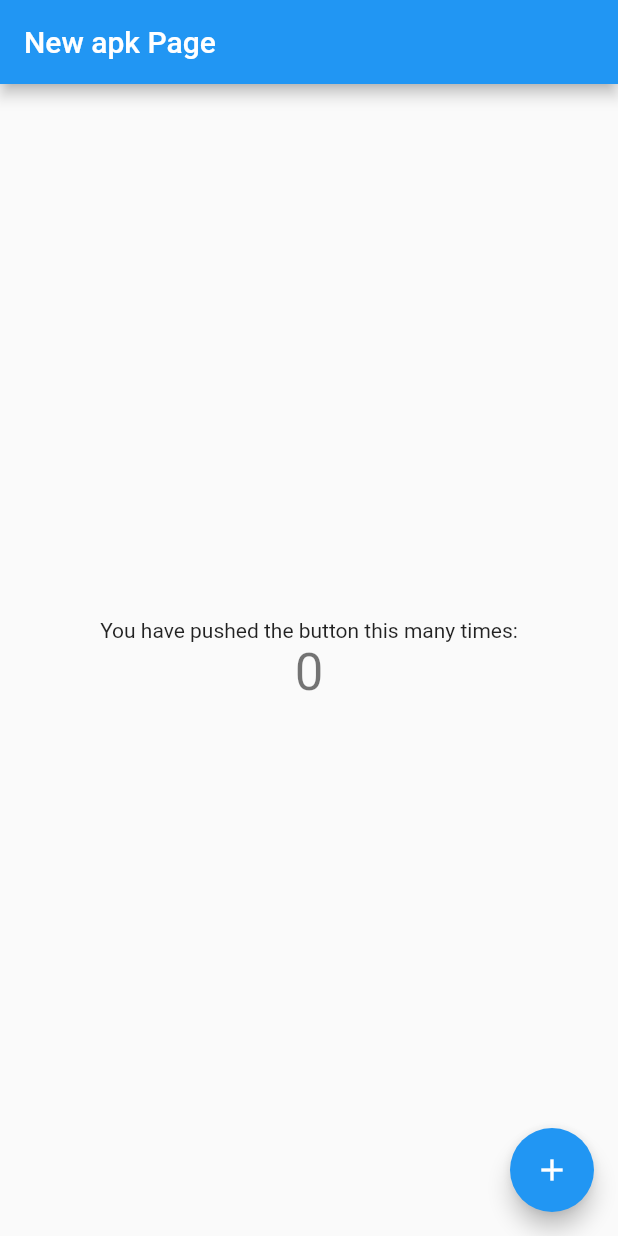
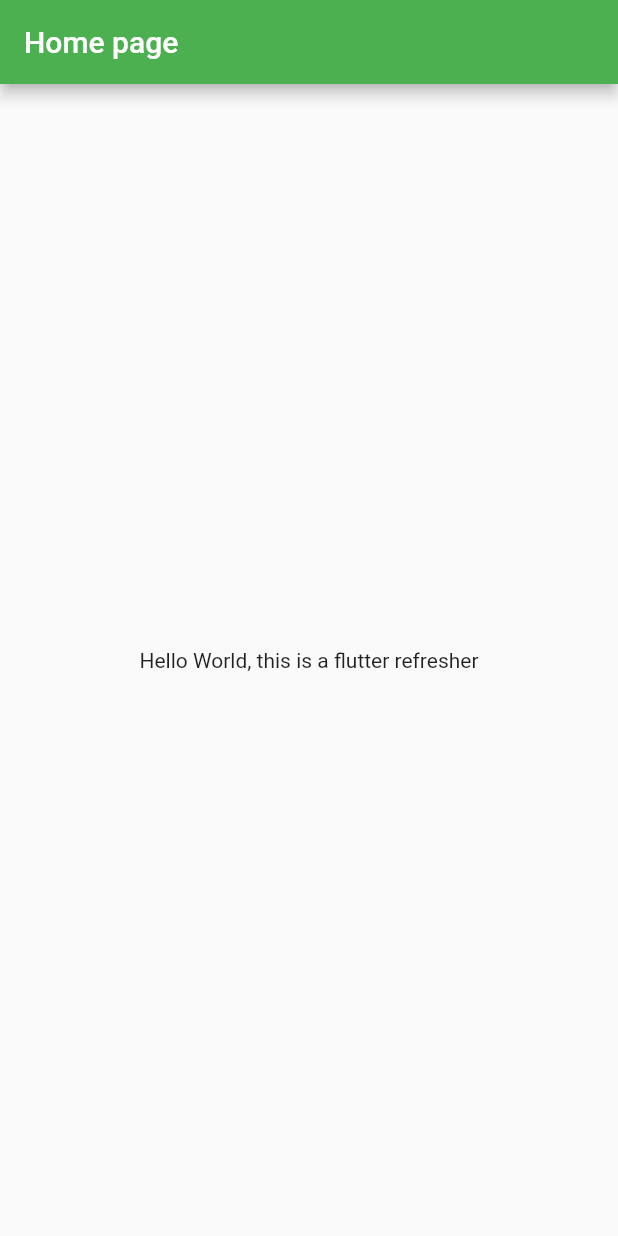
Before and after one commit to ArthurNamutilu/hello_app, a Flutter app: the screen it shows after launch, on a phone screen of 412 x 824 dp. Run offline on Flutter 3.47's test engine with Material 2 defaults, Android fonts, the phone set to English and light mode, and no system bars.

Commit message:
home screen

```diff
--- a/lib/main.dart
+++ b/lib/main.dart
@@ -1,115 +1,34 @@
 import 'package:flutter/material.dart';
 
-void main() {
-  runApp(const MyApp());
-}
+void main() => runApp(MyApp());
 
 class MyApp extends StatelessWidget {
-  const MyApp({super.key});
-
-  // This widget is the root of your application.
+// This widget is the root of your application.
   @override
   Widget build(BuildContext context) {
     return MaterialApp(
-      title: 'Flutter Demo',
+      title: 'Hello World Demo Application',
       theme: ThemeData(
-        // This is the theme of your application.
-        //
-        // Try running your application with "flutter run". You'll see the
-        // application has a blue toolbar. Then, without quitting the app, try
-        // changing the primarySwatch below to Colors.green and then invoke
-        // "hot reload" (press "r" in the console where you ran "flutter run",
-        // or simply save your changes to "hot reload" in a Flutter IDE).
-        // Notice that the counter didn't reset back to zero; the application
-        // is not restarted.
-        primarySwatch: Colors.blue,
+        primarySwatch: Colors.green,
       ),
-      home: const MyHomePage(title: 'New apk Page'),
+      home: MyHomePage(title: 'Home page'),
     );
   }
 }
 
-class MyHomePage extends StatefulWidget {
-  const MyHomePage({super.key, required this.title});
-
-  // This widget is the home page of your application. It is stateful, meaning
-  // that it has a State object (defined below) that contains fields that affect
-  // how it looks.
-
-  // This class is the configuration for the state. It holds the values (in this
-  // case the title) provided by the parent (in this case the App widget) and
-  // used by the build method of the State. Fields in a Widget subclass are
-  // always marked "final".
-
+class MyHomePage extends StatelessWidget {
+  MyHomePage({Key? key, required this.title}) : super(key: key); //? && required
   final String title;
-
-  @override
-  State<MyHomePage> createState() => _MyHomePageState();
-}
-
-class _MyHomePageState extends State<MyHomePage> {
-  int _counter = 0;
-
-  void _incrementCounter() {
-    setState(() {
-      // This call to setState tells the Flutter framework that something has
-      // changed in this State, which causes it to rerun the build method below
-      // so that the display can reflect the updated values. If we changed
-      // _counter without calling setState(), then the build method would not be
-      // called again, and so nothing would appear to happen.
-      _counter++;
-    });
-  }
-
   @override
   Widget build(BuildContext context) {
-    // This method is rerun every time setState is called, for instance as done
-    // by the _incrementCounter method above.
-    //
-    // The Flutter framework has been optimized to make rerunning build methods
-    // fast, so that you can just rebuild anything that needs updating rather
-    // than having to individually change instances of widgets.
     return Scaffold(
       appBar: AppBar(
-        // Here we take the value from the MyHomePage object that was created by
-        // the App.build method, and use it to set our appbar title.
-        title: Text(widget.title),
+        title: Text(this.title),
       ),
       body: Center(
-        // Center is a layout widget. It takes a single child and positions it
-        // in the middle of the parent.
-        child: Column(
-          // Column is also a layout widget. It takes a list of children and
-          // arranges them vertically. By default, it sizes itself to fit its
-          // children horizontally, and tries to be as tall as its parent.
-          //
-          // Invoke "debug painting" (press "p" in the console, choose the
-          // "Toggle Debug Paint" action from the Flutter Inspector in Android
-          // Studio, or the "Toggle Debug Paint" command in Visual Studio Code)
-          // to see the wireframe for each widget.
-          //
-          // Column has various properties to control how it sizes itself and
-          // how it positions its children. Here we use mainAxisAlignment to
-          // center the children vertically; the main axis here is the vertical
-          // axis because Columns are vertical (the cross axis would be
-          // horizontal).
-          mainAxisAlignment: MainAxisAlignment.center,
-          children: <Widget>[
-            const Text(
-              'You have pushed the button this many times:',
-            ),
-            Text(
-              '$_counter',
-              style: Theme.of(context).textTheme.headlineMedium,
-            ),
-          ],
-        ),
-      ),
-      floatingActionButton: FloatingActionButton(
-        onPressed: _incrementCounter,
-        tooltip: 'Increment',
-        child: const Icon(Icons.add),
-      ), // This trailing comma makes auto-formatting nicer for build methods.
+          child: Text(
+        'Hello World, this is a flutter refresher',
+      )),
     );
   }
 }
```
